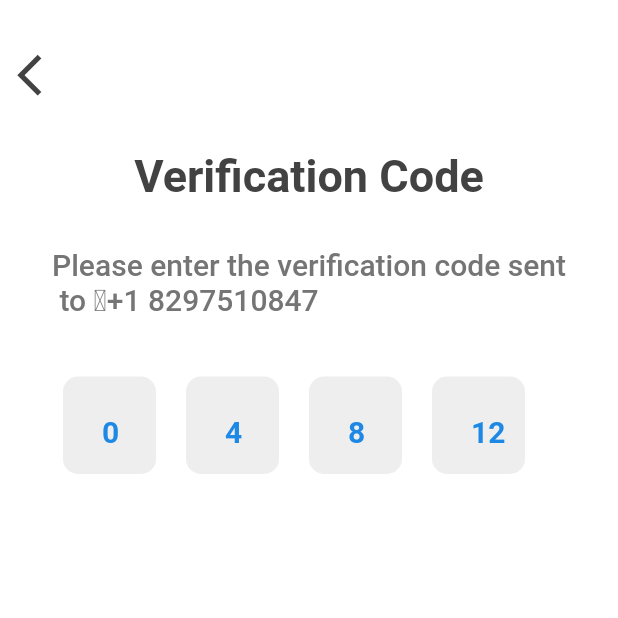
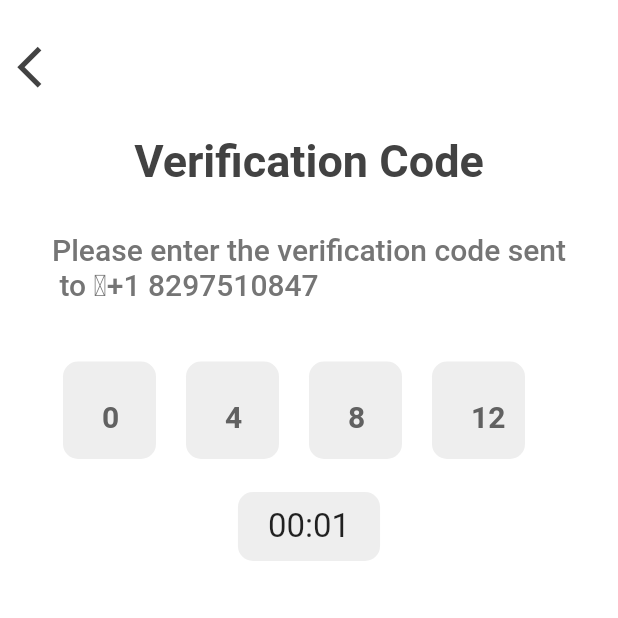
Before and after one commit to jeremiasramirez/flutter-design-verification-code, a Flutter app: the screen it shows after launch, on a phone screen of 412 x 824 dp, the top half of it. Run offline on Flutter 3.47's test engine with Material 2 defaults, Android fonts, the phone set to English and light mode, and no system bars; Roboto replaces fonts that are missing (RobotoMono).

Commit message:
creado counter-code

```diff
--- a/lib/pages/request/request.page.dart
+++ b/lib/pages/request/request.page.dart
@@ -2,6 +2,7 @@ import 'package:flutter/material.dart';
 import 'package:flutter_verification/pages/request/widgets/appbar.widget.dart';
 import 'package:flutter_verification/pages/request/widgets/description-number.widget.dart';
 import 'package:flutter_verification/pages/request/widgets/fieldcode.widget.dart';
+import 'package:flutter_verification/pages/request/widgets/timing.widget.dart';
 import 'package:flutter_verification/pages/request/widgets/title.widget.dart';
 
 
@@ -27,7 +28,8 @@ class RequestedPage extends State<RequestedPageFul>{
 
             TitleRequest(),
             DescriptionNumber(),
-            FieldCode()
+            FieldCode(),
+            TimingCode()
 
           ]
         ),
@@ -37,3 +39,8 @@ class RequestedPage extends State<RequestedPageFul>{
 
   }
 }
+
+
+
+
+// do you want to resend the code?
--- a/lib/pages/request/widgets/appbar.widget.dart
+++ b/lib/pages/request/widgets/appbar.widget.dart
@@ -5,7 +5,7 @@ AppBar appBarRequest (){
 
     return AppBar(
 
-      toolbarHeight: 100,
+      toolbarHeight: 90,
       elevation: 0,
       backgroundColor: Colors.white,
       leading: TextButton(onPressed: (){},
--- a/lib/pages/request/widgets/fieldcode.widget.dart
+++ b/lib/pages/request/widgets/fieldcode.widget.dart
@@ -27,7 +27,7 @@ class FieldCode extends StatelessWidget{
       padding:EdgeInsets.only(top:25,left:26),
       child: Text(
         value.toString(),
-        style: TextStyle(fontWeight: FontWeight.bold, color:Colors.blue[600],fontSize: 20)
+        style: TextStyle(fontWeight: FontWeight.bold, color:Colors.grey[700],fontSize: 20)
       ),
       decoration:BoxDecoration(
         color:Colors.grey[200],
--- /dev/null
+++ b/lib/pages/request/widgets/timing.widget.dart
@@ -0,0 +1,25 @@
+import 'package:flutter/material.dart';
+
+class TimingCode extends StatelessWidget{
+
+
+  Widget build(context){
+
+    return Container(
+
+      padding:EdgeInsets.only(top:10,bottom:10,left:20,right:20),
+      margin: EdgeInsets.only(top:22),
+
+      child: Text(
+        '00:01',
+        style: TextStyle(fontSize: 22.0),
+      ),
+      decoration:BoxDecoration(
+        color: Colors.grey[200],
+        borderRadius: BorderRadius.circular(10)
+      )
+
+    );
+
+  }
+}
```
